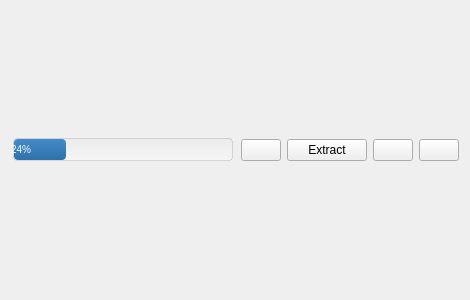
Old version of the form downloads/UnpackButtons.ui in the repository Komet/MediaElch.
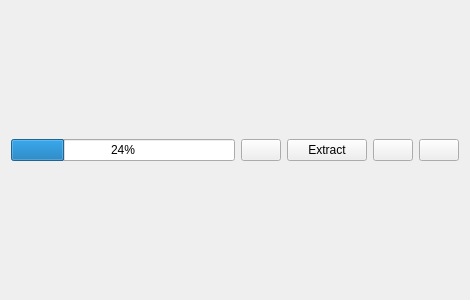
New version of the form. Icons and pictures are not drawn.

What changed in the file:
```diff
--- a/downloads/UnpackButtons.ui
+++ b/downloads/UnpackButtons.ui
@@ -22,27 +22,6 @@
    </property>
    <item>
     <widget class="QProgressBar" name="progressBar">
-     <property name="styleSheet">
-      <string notr="true">QProgressBar {
-	color: #ffffff;
-	font-size: 10px;
-}
-
-QProgressBar:horizontal { 
-	border: 1px solid rgba(0,0,0, 30); 
-	background: transparent; 
-	border-radius: 4px;
-	margin: 2px;
-	background-color: qlineargradient(spread:pad, x1:0, y1:0, x2:0, y2:1, stop:0 #ebebeb, stop:1 #f5f5f5);
-}
-
-QProgressBar::chunk:horizontal { 
-	border-radius: 4px;
-	background-color: qlineargradient(spread:pad, x1:0, y1:0, x2:0, y2:1, stop:0 #428bca, stop:1 #3071a9);
-}
-
-QPushButton { color: #ffffff;  }</string>
-     </property>
      <property name="minimum">
       <number>0</number>
      </property>
```
